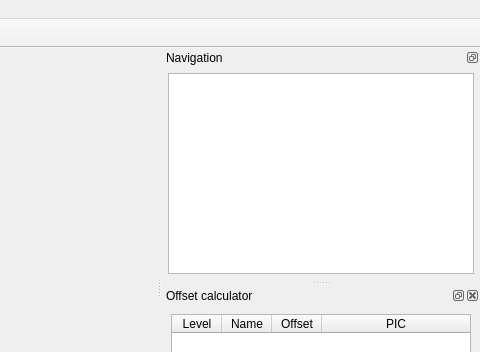
Qt form forms/ide.ui (OpenCobolIDE/OpenCobolIDE) before a commit; both pictures show x 722 to 1202 and y 0 to 352 of the 1202 by 824 pixel window.
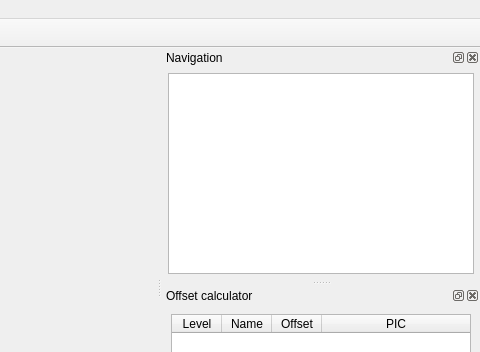
The same form after that commit. Icons and pictures are not drawn. Custom widgets are drawn as their Qt base class.

Commit message:
Let the user close the navigation panel
It can be shown by triggering View->Windows->Navigation

Patch:
```diff
--- a/forms/ide.ui
+++ b/forms/ide.ui
@@ -583,7 +583,7 @@
     </size>
    </property>
    <property name="features">
-    <set>QDockWidget::DockWidgetFloatable|QDockWidget::DockWidgetMovable</set>
+    <set>QDockWidget::AllDockWidgetFeatures</set>
    </property>
    <property name="windowTitle">
     <string>Navigation</string>
```
The commit also changes 1 other file.
